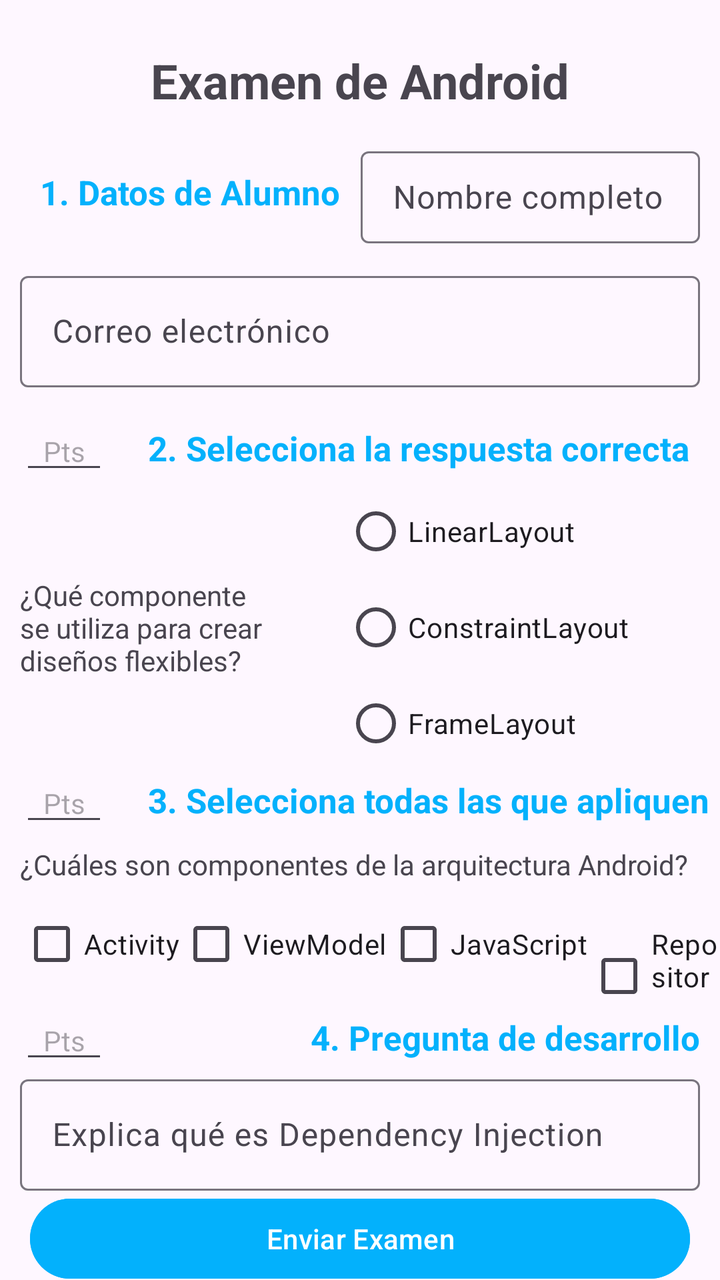
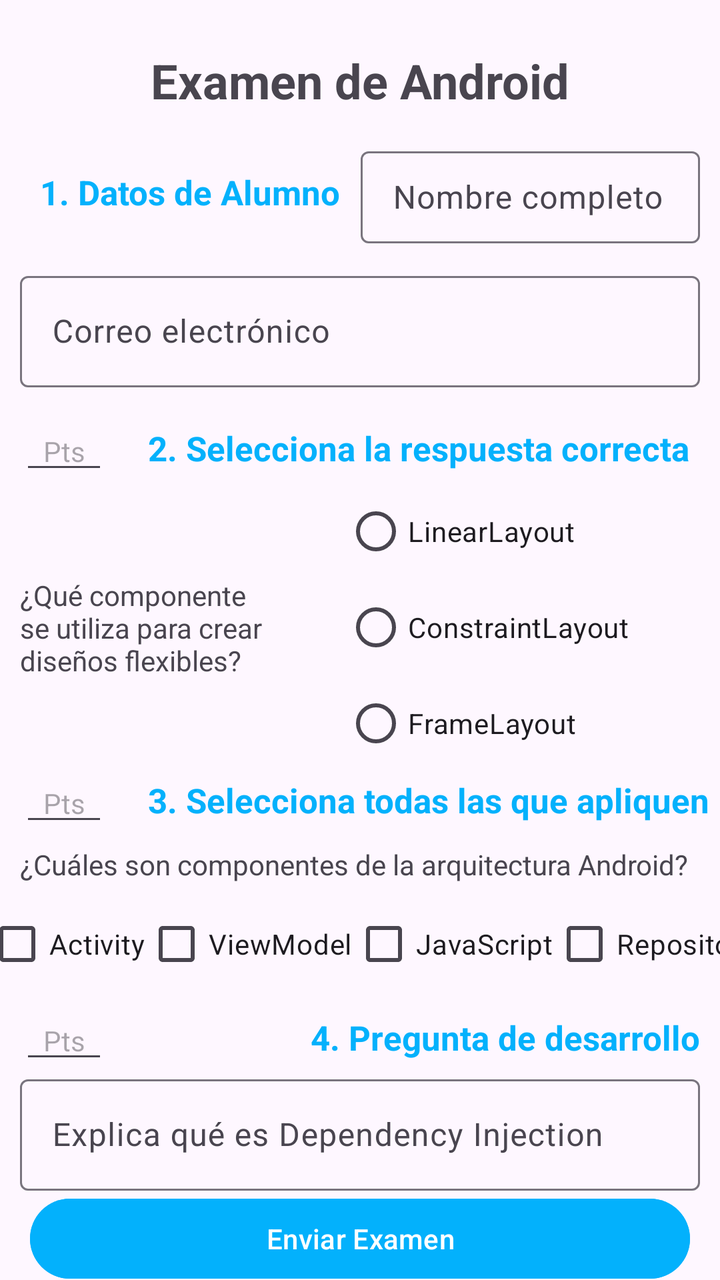

An Android layout rendered at two revisions. The XML below is the earlier revision; the diff shows what the commit changed to produce the second picture.
<!-- AndroidManifest.xml: application theme Theme.BotonConBinding -->
<!-- res/layout/activity_main.xml -->
<?xml version="1.0" encoding="utf-8"?>
<androidx.constraintlayout.widget.ConstraintLayout xmlns:android="http://schemas.android.com/apk/res/android"
    xmlns:app="http://schemas.android.com/apk/res-auto"
    xmlns:tools="http://schemas.android.com/tools"
    android:id="@+id/main"
    android:layout_width="match_parent"
    android:layout_height="match_parent"
    tools:context=".MainActivity">

    <TextView
        android:id="@+id/titulo"
        android:layout_width="wrap_content"
        android:layout_height="wrap_content"
        android:text="@string/titulo"
        app:layout_constraintEnd_toEndOf="parent"
        app:layout_constraintStart_toStartOf="parent"
        app:layout_constraintTop_toTopOf="parent"
        android:layout_marginTop="24dp"
        android:textSize="24sp"
        android:textStyle="bold"
    />

    <androidx.constraintlayout.widget.Guideline
        android:id="@+id/guidelineTitulo"
        android:layout_width="wrap_content"
        android:layout_height="wrap_content"
        android:orientation="horizontal"
        app:layout_constraintGuide_percent="0.11" />

    <TextView
        android:id="@+id/tag1"
        android:layout_width="wrap_content"
        android:layout_height="wrap_content"
        android:text="@string/tag1"
        app:layout_constraintStart_toStartOf="parent"
        app:layout_constraintTop_toTopOf="@id/guidelineTitulo"
        app:layout_constraintBottom_toBottomOf="@id/guidelineDatos1"
        android:layout_marginStart="20dp"
        android:textSize="17sp"
        android:textStyle="bold"
        android:textColor="#03b1fc"
    />

    <com.google.android.material.textfield.TextInputLayout
        android:id="@+id/formNombre"
        android:layout_height="0dp"
        android:layout_width="0dp"
        app:layout_constraintStart_toEndOf="@id/tag1"
        app:layout_constraintEnd_toEndOf="parent"
        app:layout_constraintTop_toTopOf="@id/guidelineTitulo"
        app:layout_constraintBottom_toBottomOf="@id/guidelineDatos1"
        android:layout_marginStart="10dp"
        android:layout_marginEnd="10dp"
        android:hint="@string/formNombreContenido"
        >

            <com.google.android.material.textfield.TextInputEditText
                android:id="@+id/formNombreContenido"
                android:layout_width="match_parent"
                android:layout_height="match_parent"
                android:inputType="textPersonName"
                android:maxLines="1"
                android:backgroundTint="#03b1fc"
                />

    </com.google.android.material.textfield.TextInputLayout>

    <androidx.constraintlayout.widget.Guideline
        android:id="@+id/guidelineDatos1"
        android:layout_width="wrap_content"
        android:layout_height="wrap_content"
        android:orientation="horizontal"
        app:layout_constraintGuide_percent="0.19" />

    <androidx.constraintlayout.widget.Guideline
        android:id="@+id/guidelineDatos2"
        android:layout_width="wrap_content"
        android:layout_height="wrap_content"
        android:orientation="horizontal"
        app:layout_constraintGuide_percent="0.21" />

    <com.google.android.material.textfield.TextInputLayout
        android:id="@+id/formCorreo"
        android:layout_height="wrap_content"
        android:layout_width="0dp"
        app:layout_constraintStart_toStartOf="parent"
        app:layout_constraintEnd_toEndOf="parent"
        app:layout_constraintTop_toTopOf="@id/guidelineDatos2"
        app:layout_constraintBottom_toBottomOf="@id/guidelineCorreo1"
        android:layout_marginStart="10dp"
        android:layout_marginEnd="10dp"
        android:hint="@string/formCorreoContenido"

        >

        <com.google.android.material.textfield.TextInputEditText
            android:id="@+id/formCorreoContenido"
            android:layout_width="match_parent"
            android:layout_height="match_parent"
            android:inputType="textPersonName"
            android:maxLines="1"
            android:backgroundTint="#03b1fc"
            />

    </com.google.android.material.textfield.TextInputLayout>

    <androidx.constraintlayout.widget.Guideline
        android:id="@+id/guidelineCorreo1"
        android:layout_width="wrap_content"
        android:layout_height="wrap_content"
        android:orientation="horizontal"
        app:layout_constraintGuide_percent="0.3" />

    <androidx.constraintlayout.widget.Guideline
        android:id="@+id/guidelineCorreo2"
        android:layout_width="wrap_content"
        android:layout_height="wrap_content"
        android:orientation="horizontal"
        app:layout_constraintGuide_percent="0.32" />

    <androidx.constraintlayout.widget.Guideline
        android:id="@+id/guidelinePts"
        android:layout_width="wrap_content"
        android:layout_height="wrap_content"
        android:orientation="vertical"
        app:layout_constraintGuide_percent="0.15" />

    <com.google.android.material.textfield.TextInputEditText
        android:id="@+id/pts1"
        android:layout_width="0dp"
        android:layout_height="wrap_content"
        android:inputType="textPersonName"
        android:maxLines="1"
        app:layout_constraintTop_toBottomOf="@id/guidelineCorreo2"
        app:layout_constraintEnd_toStartOf="@id/guidelinePts"
        app:layout_constraintStart_toStartOf="parent"
        app:layout_constraintBottom_toTopOf="@id/guidelineTag2"
        android:hint="@string/pts"
        android:layout_marginStart="10dp"
        android:textAlignment="center"
        android:textSize="14sp"
        />

    <TextView
    android:id="@+id/tag2"
    android:layout_width="wrap_content"
    android:layout_height="wrap_content"
    android:text="@string/tag2"
    app:layout_constraintStart_toEndOf="@id/guidelinePts"
    app:layout_constraintTop_toTopOf="@id/guidelineCorreo2"
    app:layout_constraintBottom_toTopOf="@id/guidelineTag2"
    android:layout_marginStart="20dp"
    android:textSize="17sp"
    android:textStyle="bold"
    android:textColor="#03b1fc"
    />

    <androidx.constraintlayout.widget.Guideline
        android:id="@+id/guidelineTag2"
        android:layout_width="wrap_content"
        android:layout_height="wrap_content"
        android:orientation="horizontal"
        app:layout_constraintGuide_percent="0.38" />

    <androidx.constraintlayout.widget.Guideline
        android:id="@+id/guidelinePreguntaTag2"
        android:layout_width="wrap_content"
        android:layout_height="wrap_content"
        android:orientation="vertical"
        app:layout_constraintGuide_percent="0.45" />

    <TextView
        android:id="@+id/preguntaTag2"
        android:layout_width="0dp"
        android:layout_height="wrap_content"
        android:text="@string/preguntaTag2"
        app:layout_constraintStart_toStartOf="parent"
        app:layout_constraintTop_toBottomOf="@id/guidelineTag2"
        app:layout_constraintEnd_toStartOf="@id/guidelinePreguntaTag2"
        app:layout_constraintBottom_toTopOf="@id/guidelineTag3.0"
        android:layout_marginStart="10dp"
        />

    <RadioGroup
        android:layout_width="0dp"
        android:layout_height="wrap_content"
        android:orientation="vertical"
        app:layout_constraintStart_toEndOf="@id/guidelinePreguntaTag2"
        app:layout_constraintTop_toBottomOf="@id/guidelineTag2"
        app:layout_constraintBottom_toTopOf="@id/guidelineTag3.0"
        android:layout_marginStart="10dp"
        >
            <RadioButton
                android:layout_width="wrap_content"
                android:layout_height="wrap_content"
                android:text="@string/radio1"
                />
            <RadioButton
                android:layout_width="wrap_content"
                android:layout_height="wrap_content"
                android:text="@string/radio2"
            />
            <RadioButton
                android:layout_width="wrap_content"
                android:layout_height="wrap_content"
                android:text="@string/radio3"
            />
    </RadioGroup>

    <androidx.constraintlayout.widget.Guideline
        android:id="@+id/guidelineTag3.0"
        android:layout_width="wrap_content"
        android:layout_height="wrap_content"
        android:orientation="horizontal"
        app:layout_constraintGuide_percent="0.6" />

    <com.google.android.material.textfield.TextInputEditText
        android:id="@+id/pts2"
        android:layout_width="0dp"
        android:layout_height="wrap_content"
        android:inputType="textPersonName"
        android:maxLines="1"
        app:layout_constraintTop_toBottomOf="@id/guidelineTag3.0"
        app:layout_constraintEnd_toStartOf="@id/guidelinePts"
        app:layout_constraintStart_toStartOf="parent"
        app:layout_constraintBottom_toTopOf="@id/guidelineTag3.1"
        android:hint="@string/pts"
        android:layout_marginStart="10dp"
        android:textAlignment="center"
        android:textSize="14sp"
        />

    <TextView
        android:id="@+id/tag3"
        android:layout_width="wrap_content"
        android:layout_height="wrap_content"
        android:text="@string/tag3"
        app:layout_constraintStart_toEndOf="@id/guidelinePts"
        app:layout_constraintTop_toBottomOf="@id/guidelineTag3.0"
        app:layout_constraintBottom_toTopOf="@id/guidelineTag3.1"
        android:layout_marginStart="20dp"
        android:textSize="17sp"
        android:textStyle="bold"
        android:textColor="#03b1fc"
        />

    <androidx.constraintlayout.widget.Guideline
        android:id="@+id/guidelineTag3.1"
        android:layout_width="wrap_content"
        android:layout_height="wrap_content"
        android:orientation="horizontal"
        app:layout_constraintGuide_percent="0.65" />

    <TextView
        android:id="@+id/preguntaTag3"
        android:layout_width="0dp"
        android:layout_height="wrap_content"
        android:text="@string/preguntaTag3"
        app:layout_constraintStart_toStartOf="parent"
        app:layout_constraintTop_toBottomOf="@id/guidelineTag3.1"
        app:layout_constraintBottom_toTopOf="@id/guidelineTag3.2"
        android:layout_marginStart="10dp"
        />

    <androidx.constraintlayout.widget.Guideline
        android:id="@+id/guidelineTag3.2"
        android:layout_width="wrap_content"
        android:layout_height="wrap_content"
        android:orientation="horizontal"
        app:layout_constraintGuide_percent="0.7" />
    <LinearLayout
        android:layout_width="match_parent"
        android:layout_height="wrap_content"
        android:orientation="horizontal"
        app:layout_constraintTop_toBottomOf="@id/guidelineTag3.2"
        app:layout_constraintStart_toStartOf="parent">
    <CheckBox
        android:id="@+id/checkBox1"
        android:layout_height="wrap_content"
        android:layout_width="wrap_content"
        android:text="@string/checkBox1"
        android:layout_marginStart="10dp"
        />
    <CheckBox
        android:id="@+id/checkBox2"
        android:layout_height="wrap_content"
        android:layout_width="wrap_content"
        android:text="@string/checkBox2"
        />
    <CheckBox
        android:id="@+id/checkBox3"
        android:layout_height="wrap_content"
        android:layout_width="wrap_content"
        android:text="@string/checkBox3"
        />
    <CheckBox
        android:id="@+id/checkBox4"
        android:layout_height="wrap_content"
        android:layout_width="wrap_content"
        android:text="@string/checkBox4"
        />
    </LinearLayout>

    <androidx.constraintlayout.widget.Guideline
        android:id="@+id/guidelineTag4.0"
        android:layout_width="wrap_content"
        android:layout_height="wrap_content"
        android:orientation="horizontal"
        app:layout_constraintGuide_percent="0.78" />

    <com.google.android.material.textfield.TextInputEditText
        android:id="@+id/pts3"
        android:layout_width="0dp"
        android:layout_height="wrap_content"
        android:inputType="textPersonName"
        android:maxLines="1"
        app:layout_constraintTop_toBottomOf="@id/guidelineTag4.0"
        app:layout_constraintEnd_toStartOf="@id/guidelinePts"
        app:layout_constraintStart_toStartOf="parent"
        app:layout_constraintBottom_toTopOf="@id/guidelineTag4.1"
        android:hint="@string/pts"
        android:layout_marginStart="10dp"
        android:textAlignment="center"
        android:textSize="14sp"
        />

    <TextView
        android:id="@+id/tag4"
        android:layout_width="wrap_content"
        android:layout_height="wrap_content"
        android:text="@string/tag4"
        app:layout_constraintEnd_toEndOf="parent"
        app:layout_constraintTop_toBottomOf="@id/guidelineTag4.0"
        app:layout_constraintBottom_toTopOf="@id/guidelineTag4.1"
        android:layout_marginEnd="10dp"
        android:textSize="17sp"
        android:textStyle="bold"
        android:textColor="#03b1fc"
        />

    <androidx.constraintlayout.widget.Guideline
        android:id="@+id/guidelineTag4.1"
        android:layout_width="wrap_content"
        android:layout_height="wrap_content"
        android:orientation="horizontal"
        app:layout_constraintGuide_percent="0.84" />

    <com.google.android.material.textfield.TextInputLayout
        android:id="@+id/formDesarrollo"
        android:layout_height="wrap_content"
        android:layout_width="0dp"
        app:layout_constraintStart_toStartOf="parent"
        app:layout_constraintEnd_toEndOf="parent"
        app:layout_constraintTop_toTopOf="@id/guidelineTag4.1"
        app:layout_constraintBottom_toTopOf="@id/btn_send"
        android:layout_marginStart="10dp"
        android:layout_marginEnd="10dp"
        android:hint="@string/formDesarrolloContenido"

        >

        <com.google.android.material.textfield.TextInputEditText
            android:id="@+id/formDesarrolloContenido"
            android:layout_width="match_parent"
            android:layout_height="match_parent"
            android:inputType="textPersonName"
            android:maxLines="5"
            android:backgroundTint="#03b1fc"
            />
    </com.google.android.material.textfield.TextInputLayout>

    <Button
        android:id="@+id/btn_send"
        android:layout_width="match_parent"
        android:layout_height="wrap_content"
        android:layout_marginStart="15dp"
        android:layout_marginEnd="15dp"
        android:text="@string/send_btn"
        android:checkable="true"
        app:layout_constraintTop_toBottomOf="@id/formDesarrollo"
        app:layout_constraintStart_toStartOf="parent"
        app:layout_constraintEnd_toEndOf="parent"
        app:layout_constraintBottom_toBottomOf="parent"
        android:backgroundTint="#03b1fc"
        />


</androidx.constraintlayout.widget.ConstraintLayout>
<!-- resources referenced by this layout -->
<resources>
  <string name="checkBox1">Activity</string>
  <string name="checkBox2">ViewModel</string>
  <string name="checkBox3">JavaScript</string>
  <string name="checkBox4">Repository</string>
  <string name="formCorreoContenido">Correo electrónico</string>
  <string name="formDesarrolloContenido">Explica qué es Dependency Injection</string>
  <string name="formNombreContenido">Nombre completo</string>
  <string name="preguntaTag2">¿Qué componente se utiliza para crear diseños flexibles?</string>
  <string name="preguntaTag3">¿Cuáles son componentes de la arquitectura Android?</string>
  <string name="pts">Pts</string>
  <string name="radio1">LinearLayout</string>
  <string name="radio2">ConstraintLayout</string>
  <string name="radio3">FrameLayout</string>
  <string name="send_btn">Enviar Examen</string>
  <string name="tag1">1. Datos de Alumno</string>
  <string name="tag2">2. Selecciona la respuesta correcta</string>
  <string name="tag3">3. Selecciona todas las que apliquen</string>
  <string name="tag4">4. Pregunta de desarrollo</string>
  <string name="titulo">Examen de Android</string>
  <style name="Theme.BotonConBinding" parent="Base.Theme.BotonConBinding" />
  <style name="Base.Theme.BotonConBinding" parent="Theme.Material3.DayNight.NoActionBar">
          
          
      </style>
</resources>

<!-- the commit's change to res/layout/activity_main.xml (unified diff, before → after) -->
@@ -268,38 +268,44 @@
         android:layout_height="wrap_content"
         android:orientation="horizontal"
         app:layout_constraintGuide_percent="0.7" />
-    <LinearLayout
-        android:layout_width="match_parent"
-        android:layout_height="wrap_content"
-        android:orientation="horizontal"
+
+        <CheckBox
+        android:id="@+id/checkBox1"
+        android:layout_height="wrap_content"
+        android:layout_width="wrap_content"
+        android:text="@string/checkBox1"
+        android:layout_marginStart="10dp"
         app:layout_constraintTop_toBottomOf="@id/guidelineTag3.2"
-        app:layout_constraintStart_toStartOf="parent">
-    <CheckBox
-        android:id="@+id/checkBox1"
-        android:layout_height="wrap_content"
-        android:layout_width="wrap_content"
-        android:text="@string/checkBox1"
-        android:layout_marginStart="10dp"
-        />
-    <CheckBox
-        android:id="@+id/checkBox2"
-        android:layout_height="wrap_content"
-        android:layout_width="wrap_content"
-        android:text="@string/checkBox2"
-        />
-    <CheckBox
-        android:id="@+id/checkBox3"
-        android:layout_height="wrap_content"
-        android:layout_width="wrap_content"
-        android:text="@string/checkBox3"
-        />
-    <CheckBox
-        android:id="@+id/checkBox4"
-        android:layout_height="wrap_content"
-        android:layout_width="wrap_content"
-        android:text="@string/checkBox4"
-        />
-    </LinearLayout>
+        app:layout_constraintStart_toStartOf="parent"
+        app:layout_constraintEnd_toStartOf="@id/checkBox2"
+            />
+        <CheckBox
+            android:id="@+id/checkBox2"
+            android:layout_height="wrap_content"
+            android:layout_width="wrap_content"
+            android:text="@string/checkBox2"
+            app:layout_constraintTop_toBottomOf="@id/guidelineTag3.2"
+            app:layout_constraintStart_toEndOf="@id/checkBox1"
+            app:layout_constraintEnd_toStartOf="@id/checkBox3"
+            />
+        <CheckBox
+            android:id="@+id/checkBox3"
+            android:layout_height="wrap_content"
+            android:layout_width="wrap_content"
+            android:text="@string/checkBox3"
+            app:layout_constraintTop_toBottomOf="@id/guidelineTag3.2"
+            app:layout_constraintStart_toEndOf="@id/checkBox2"
+            app:layout_constraintEnd_toStartOf="@id/checkBox4"
+            />
+        <CheckBox
+            android:id="@+id/checkBox4"
+            android:layout_height="wrap_content"
+            android:layout_width="wrap_content"
+            android:text="@string/checkBox4"
+            app:layout_constraintTop_toBottomOf="@id/guidelineTag3.2"
+            app:layout_constraintStart_toEndOf="@id/checkBox3"
+            app:layout_constraintEnd_toEndOf="parent"
+            />
 
     <androidx.constraintlayout.widget.Guideline
         android:id="@+id/guidelineTag4.0"
